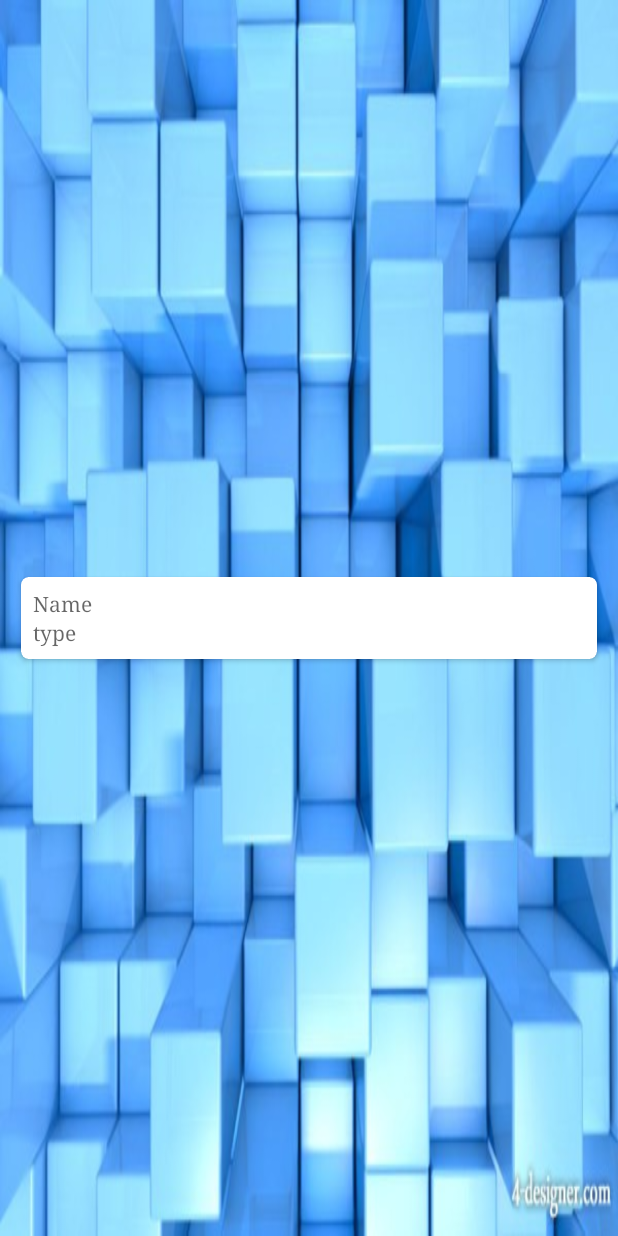
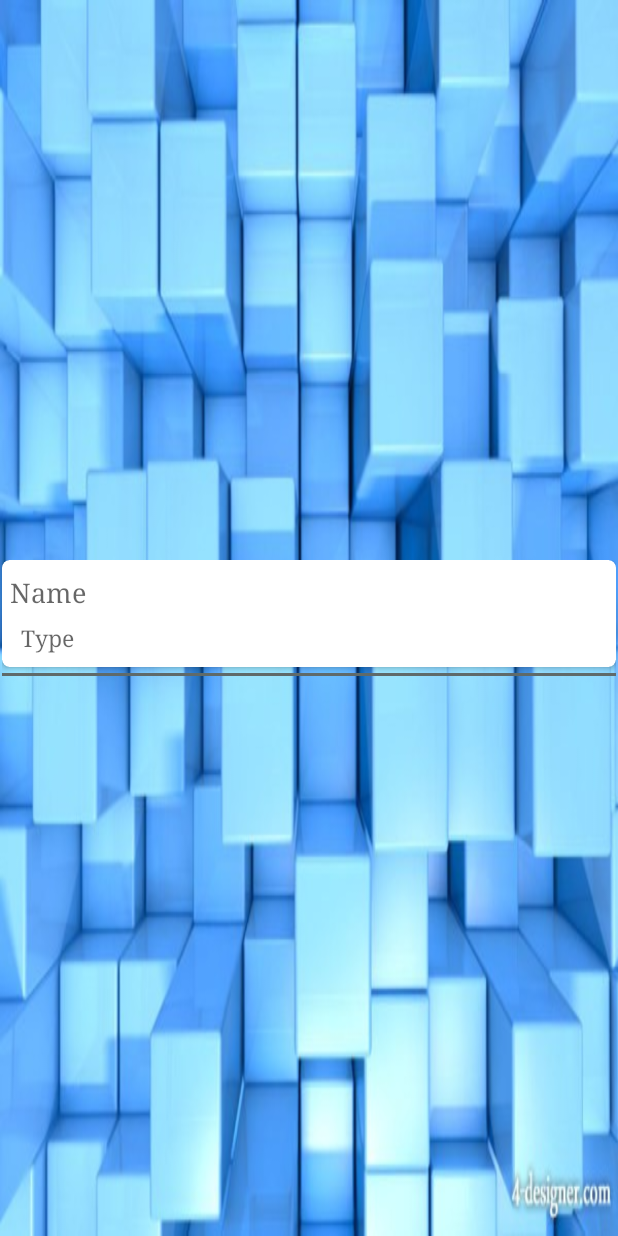
Before and after one commit to Amanjain15/Tata-Motors, an Android app: the layout report_tsm_item.xml on its own in the app's theme, with its tools: preview values and no code run, on a phone screen of 412 x 824 dp. Run offline under Robolectric (Android 15) with nearby library versions, the phone set to English and light mode, and no system bars.

Commit message:
Report_xml_change

```diff
--- a/app/src/main/java/com/tata/motors/report_tsm/model/data/ReportTsmDetails.java
+++ b/app/src/main/java/com/tata/motors/report_tsm/model/data/ReportTsmDetails.java
@@ -4,8 +4,8 @@ package com.tata.motors.report_tsm.model.data;
  * Created by aman on 8/3/17.
  */
 public class ReportTsmDetails {
-  private String type,name;
-private int id;
+    private String type,name;
+    private int id;
 
     public ReportTsmDetails(String type, String name, int id) {
         this.type = type;
--- a/app/src/main/res/layout/report_tsm_item.xml
+++ b/app/src/main/res/layout/report_tsm_item.xml
@@ -3,17 +3,18 @@
     xmlns:app="http://schemas.android.com/apk/res-auto"
     android:layout_width="match_parent"
     android:layout_height="wrap_content"
-    android:layout_margin="4dp"
+    android:layout_margin="1dp"
     android:layout_gravity="center"
+    android:orientation="vertical"
 
     >
     <android.support.v7.widget.CardView
         android:layout_width="match_parent"
         android:layout_height="wrap_content"
-        app:contentPadding="8dp"
-        android:layout_margin="10dp"
+        app:contentPadding="5dp"
         app:cardCornerRadius="5dp"
         android:layout_centerInParent="true"
+        android:background="#ecf0f1"
         >
 
         <LinearLayout
@@ -21,38 +22,40 @@
             android:layout_height="wrap_content"
             android:orientation="vertical"
             >
-
-            <android.support.design.widget.TextInputLayout
-                android:layout_width="match_parent"
-                android:layout_height="wrap_content">
-
                 <TextView
                     android:id="@+id/report_tsm_name"
                     android:layout_width="match_parent"
                     android:layout_height="wrap_content"
                     android:focusable="true"
+                    android:textColor=" #17202a"
+                    android:textSize="18dp"
                     android:hint="@string/hint_name"
+                    android:layout_marginBottom="4dp"
+                    android:layout_marginTop="4dp"
                     />
-            </android.support.design.widget.TextInputLayout>
-
-
-
-            <android.support.design.widget.TextInputLayout
-                android:layout_width="match_parent"
-                android:layout_height="wrap_content">
 
                 <TextView
                     android:id="@+id/report_tsm_type"
                     android:layout_width="match_parent"
                     android:layout_height="wrap_content"
-                    android:hint="type"
+                    android:hint="Type"
+                    android:paddingLeft="7dp"
+                    android:textColor=" #17202a"
                     android:inputType="textPassword"
-
+                    android:layout_marginBottom="4dp"
+                    android:layout_marginTop="4dp"
+                    android:textSize="15dp"
                     />
-            </android.support.design.widget.TextInputLayout>
 
 
 
         </LinearLayout>
     </android.support.v7.widget.CardView>
+    <View
+        android:layout_width="match_parent"
+        android:layout_height="2dp"
+        android:background="#5f6a6a"
+        android:layout_marginTop="4dp"
+        />
+
 </LinearLayout>
```
Also changed, not shown: app/src/main/java/com/tata/motors/report_tsm/view/ReportTsmFragment.java (+4 -4 lines), app/src/main/res/layout/fragment_report_tsm.xml (deleted, +0 -45 lines), app/src/main/res/layout/report_tsm.xml (+24 -25 lines).
